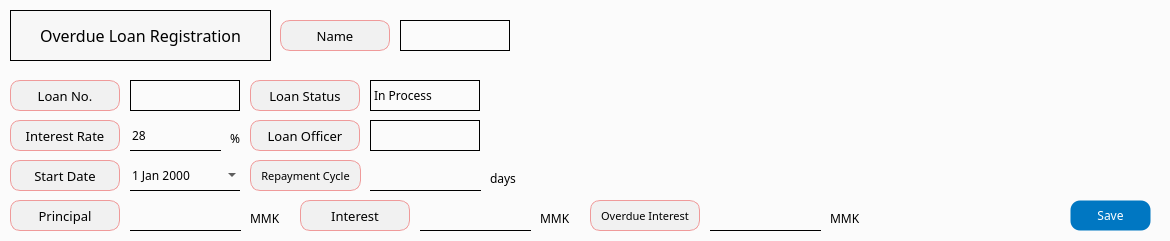
Above: app/src/pages/overdue/post_registration.ui from DY-Microfinance-Customer-Management/dymf-algorithm before the change. Below: the same form after it.
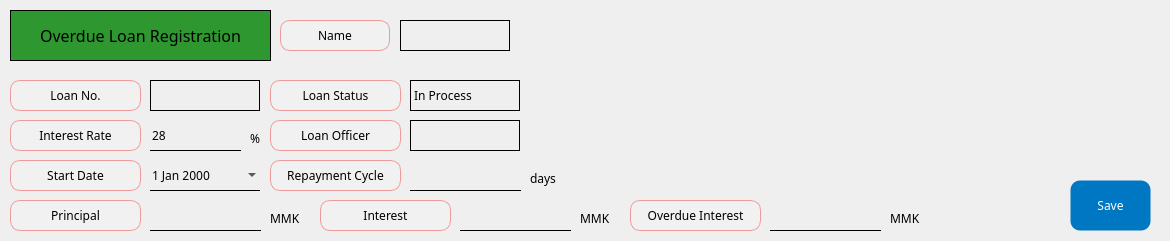
That is the form after the change.

```diff
--- a/app/src/pages/overdue/post_registration.ui
+++ b/app/src/pages/overdue/post_registration.ui
@@ -14,7 +14,32 @@
    <string>Overdue Loan Management</string>
   </property>
   <property name="styleSheet">
-   <string notr="true">background-color: #fbfbfb;</string>
+   <string notr="true">background-color: #fbfbfb;
+
+QPushButton {
+    background-color: #0077c2;
+    color: white;
+    border: 1px solid transparent;
+    border-radius: 10px;
+    padding: 5px 10px;
+}
+
+QPushButton:hover {
+    border: 1px solid white;
+}
+
+QPushButton:pressed {
+    background-color: #005f9e;
+    padding-top: 6px;
+    padding-bottom: 4px;
+}
+
+QPushButton:disabled {
+    background-color: lightgray;
+    color: gray;
+    border: 1px solid gray;
+}
+</string>
   </property>
   <widget class="QWidget" name="centralwidget">
    <widget class="QLabel" name="label">
@@ -34,14 +59,14 @@
     </property>
     <property name="maximumSize">
      <size>
-      <width>110</width>
+      <width>16777215</width>
       <height>16777215</height>
      </size>
     </property>
     <property name="font">
      <font>
       <family>Arial Black</family>
-      <pointsize>10</pointsize>
+      <pointsize>9</pointsize>
      </font>
     </property>
     <property name="styleSheet">
@@ -75,7 +100,7 @@
      </font>
     </property>
     <property name="styleSheet">
-     <string notr="true">background-color:rgb(247, 247, 247)</string>
+     <string notr="true">background-color: #2e9730;</string>
     </property>
     <property name="frameShape">
      <enum>QFrame::Box</enum>
@@ -139,7 +164,7 @@
      <rect>
       <x>10</x>
       <y>200</y>
-      <width>110</width>
+      <width>131</width>
       <height>31</height>
      </rect>
     </property>
@@ -151,14 +176,14 @@
     </property>
     <property name="maximumSize">
      <size>
-      <width>110</width>
+      <width>16777215</width>
       <height>16777215</height>
      </size>
     </property>
     <property name="font">
      <font>
       <family>Arial Black</family>
-      <pointsize>10</pointsize>
+      <pointsize>9</pointsize>
      </font>
     </property>
     <property name="styleSheet">
@@ -179,7 +204,7 @@
    <widget class="QLabel" name="label_44">
     <property name="geometry">
      <rect>
-      <x>230</x>
+      <x>250</x>
       <y>130</y>
       <width>16</width>
       <height>16</height>
@@ -199,7 +224,7 @@
      <rect>
       <x>10</x>
       <y>120</y>
-      <width>110</width>
+      <width>131</width>
       <height>31</height>
      </rect>
     </property>
@@ -211,14 +236,14 @@
     </property>
     <property name="maximumSize">
      <size>
-      <width>110</width>
+      <width>16777215</width>
       <height>16777215</height>
      </size>
     </property>
     <property name="font">
      <font>
       <family>Arial Black</family>
-      <pointsize>10</pointsize>
+      <pointsize>9</pointsize>
      </font>
     </property>
     <property name="styleSheet">
@@ -241,7 +266,7 @@
      <rect>
       <x>10</x>
       <y>80</y>
-      <width>110</width>
+      <width>131</width>
       <height>31</height>
      </rect>
     </property>
@@ -253,14 +278,14 @@
     </property>
     <property name="maximumSize">
      <size>
-      <width>110</width>
+      <width>16777215</width>
       <height>16777215</height>
      </size>
     </property>
     <property name="font">
      <font>
       <family>Arial Black</family>
-      <pointsize>10</pointsize>
+      <pointsize>9</pointsize>
      </font>
     </property>
     <property name="styleSheet">
@@ -281,9 +306,9 @@
    <widget class="QLabel" name="label_27">
     <property name="geometry">
      <rect>
-      <x>250</x>
+      <x>270</x>
       <y>120</y>
-      <width>110</width>
+      <width>131</width>
       <height>31</height>
      </rect>
     </property>
@@ -295,14 +320,14 @@
     </property>
     <property name="maximumSize">
      <size>
-      <width>110</width>
+      <width>16777215</width>
       <height>16777215</height>
      </size>
     </property>
     <property name="font">
      <font>
       <family>Arial Black</family>
-      <pointsize>10</pointsize>
+      <pointsize>9</pointsize>
      </font>
     </property>
     <property name="styleSheet">
@@ -323,7 +348,7 @@
    <widget class="QLineEdit" name="principal">
     <property name="geometry">
      <rect>
-      <x>130</x>
+      <x>150</x>
       <y>200</y>
       <width>111</width>
       <height>31</height>
@@ -354,7 +379,7 @@
    <widget class="QDateEdit" name="startDate">
     <property name="geometry">
      <rect>
-      <x>130</x>
+      <x>150</x>
       <y>160</y>
       <width>110</width>
       <height>31</height>
@@ -391,9 +416,9 @@
    <widget class="QLabel" name="label_37">
     <property name="geometry">
      <rect>
-      <x>250</x>
+      <x>270</x>
       <y>160</y>
-      <width>111</width>
+      <width>131</width>
       <height>31</height>
      </rect>
     </property>
@@ -412,7 +437,7 @@
     <property name="font">
      <font>
       <family>Arial Black</family>
-      <pointsize>8</pointsize>
+      <pointsize>9</pointsize>
      </font>
     </property>
     <property name="styleSheet">
@@ -433,7 +458,7 @@
    <widget class="QLineEdit" name="interestRate">
     <property name="geometry">
      <rect>
-      <x>130</x>
+      <x>150</x>
       <y>120</y>
       <width>91</width>
       <height>31</height>
@@ -467,9 +492,9 @@
    <widget class="QLabel" name="label_25">
     <property name="geometry">
      <rect>
-      <x>250</x>
+      <x>270</x>
       <y>80</y>
-      <width>110</width>
+      <width>131</width>
       <height>31</height>
      </rect>
     </property>
@@ -481,14 +506,14 @@
     </property>
     <property name="maximumSize">
      <size>
-      <width>110</width>
+      <width>16777215</width>
       <height>16777215</height>
      </size>
     </property>
     <property name="font">
      <font>
       <family>Arial Black</family>
-      <pointsize>10</pointsize>
+      <pointsize>9</pointsize>
      </font>
     </property>
     <property name="styleSheet">
@@ -509,7 +534,7 @@
    <widget class="QLabel" name="label_42">
     <property name="geometry">
      <rect>
-      <x>250</x>
+      <x>270</x>
       <y>210</y>
       <width>41</width>
       <height>16</height>
@@ -529,7 +554,7 @@
      <rect>
       <x>10</x>
       <y>160</y>
-      <width>110</width>
+      <width>131</width>
       <height>31</height>
      </rect>
     </property>
@@ -541,14 +566,14 @@
     </property>
     <property name="maximumSize">
      <size>
-      <width>110</width>
+      <width>16777215</width>
       <height>16777215</height>
      </size>
     </property>
     <property name="font">
      <font>
       <family>Arial Black</family>
-      <pointsize>10</pointsize>
+      <pointsize>9</pointsize>
      </font>
     </property>
     <property name="styleSheet">
@@ -569,7 +594,7 @@
    <widget class="QLabel" name="loanStatus">
     <property name="geometry">
      <rect>
-      <x>370</x>
+      <x>410</x>
       <y>80</y>
       <width>110</width>
       <height>31</height>
@@ -616,7 +641,7 @@
    <widget class="QLineEdit" name="repaymentCycle">
     <property name="geometry">
      <rect>
-      <x>370</x>
+      <x>410</x>
       <y>160</y>
       <width>111</width>
       <height>31</height>
@@ -647,7 +672,7 @@
    <widget class="QLabel" name="label_43">
     <property name="geometry">
      <rect>
-      <x>540</x>
+      <x>580</x>
       <y>210</y>
       <width>41</width>
       <height>16</height>
@@ -665,9 +690,9 @@
    <widget class="QLabel" name="label_26">
     <property name="geometry">
      <rect>
-      <x>300</x>
+      <x>320</x>
       <y>200</y>
-      <width>110</width>
+      <width>131</width>
       <height>31</height>
      </rect>
     </property>
@@ -679,14 +704,14 @@
     </property>
     <property name="maximumSize">
      <size>
-      <width>110</width>
+      <width>16777215</width>
       <height>16777215</height>
      </size>
     </property>
     <property name="font">
      <font>
       <family>Arial Black</family>
-      <pointsize>10</pointsize>
+      <pointsize>9</pointsize>
      </font>
     </property>
     <property name="styleSheet">
@@ -707,7 +732,7 @@
    <widget class="QLineEdit" name="interest">
     <property name="geometry">
      <rect>
-      <x>420</x>
+      <x>460</x>
       <y>200</y>
       <width>111</width>
       <height>31</height>
@@ -738,9 +763,9 @@
    <widget class="QLabel" name="label_28">
     <property name="geometry">
      <rect>
-      <x>590</x>
+      <x>630</x>
       <y>200</y>
-      <width>110</width>
+      <width>131</width>
       <height>31</height>
      </rect>
     </property>
@@ -752,14 +777,14 @@
     </property>
     <property name="maximumSize">
      <size>
-      <width>110</width>
+      <width>16777215</width>
       <height>16777215</height>
      </size>
     </property>
     <property name="font">
      <font>
       <family>Arial Black</family>
-      <pointsize>8</pointsize>
+      <pointsize>9</pointsize>
      </font>
     </property>
     <property name="styleSheet">
@@ -780,7 +805,7 @@
    <widget class="QLabel" name="label_45">
     <property name="geometry">
      <rect>
-      <x>830</x>
+      <x>890</x>
       <y>210</y>
       <width>41</width>
       <height>16</height>
@@ -798,7 +823,7 @@
    <widget class="QLineEdit" name="overdueInterest">
     <property name="geometry">
      <rect>
-      <x>710</x>
+      <x>770</x>
       <y>200</y>
       <width>111</width>
       <height>31</height>
@@ -829,7 +854,7 @@
    <widget class="QLabel" name="label_46">
     <property name="geometry">
      <rect>
-      <x>490</x>
+      <x>530</x>
       <y>170</y>
       <width>41</width>
       <height>16</height>
@@ -848,14 +873,15 @@
     <property name="geometry">
      <rect>
       <x>1070</x>
-      <y>200</y>
+      <y>180</y>
       <width>81</width>
-      <height>31</height>
+      <height>51</height>
      </rect>
     </property>
     <property name="font">
      <font>
       <family>Arial Black</family>
+      <pointsize>9</pointsize>
      </font>
     </property>
     <property name="styleSheet">
@@ -891,7 +917,7 @@
    <widget class="QLabel" name="loanOfficer">
     <property name="geometry">
      <rect>
-      <x>370</x>
+      <x>410</x>
       <y>120</y>
       <width>110</width>
       <height>31</height>
@@ -938,7 +964,7 @@
    <widget class="QLabel" name="loanNumber">
     <property name="geometry">
      <rect>
-      <x>130</x>
+      <x>150</x>
       <y>80</y>
       <width>110</width>
       <height>31</height>
```
